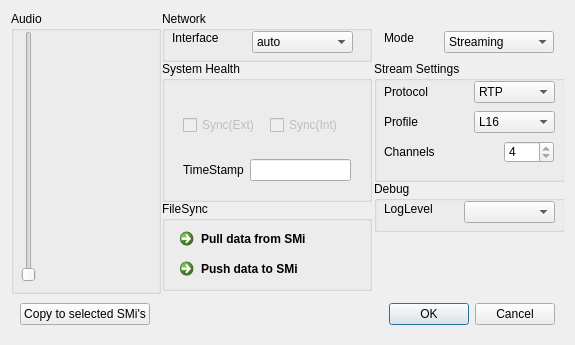
Before: the Qt Designer form WILMA/gui/UIs/SMconfig.ui in iem-projects/WILMAmix, drawn with Qt 5.
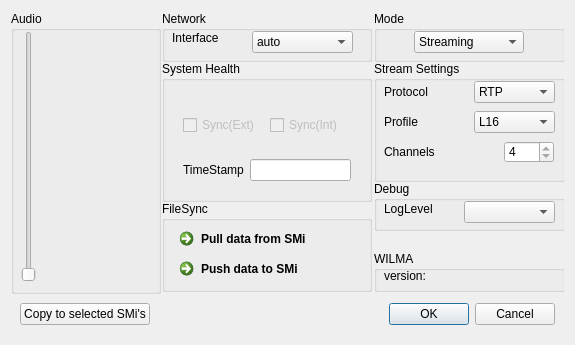
After: the same form once the commit is applied. Custom widgets are drawn as their Qt base class.

What changed in the file:
```diff
--- a/WILMA/gui/UIs/SMconfig.ui
+++ b/WILMA/gui/UIs/SMconfig.ui
@@ -247,7 +247,7 @@
            <x>1</x>
            <y>190</y>
            <width>210</width>
-           <height>90</height>
+           <height>91</height>
           </rect>
          </property>
          <property name="minimumSize">
@@ -317,44 +317,6 @@
           <height>16777215</height>
          </size>
         </property>
-        <widget class="QComboBox" name="modeSelector">
-         <property name="geometry">
-          <rect>
-           <x>70</x>
-           <y>20</y>
-           <width>110</width>
-           <height>22</height>
-          </rect>
-         </property>
-         <item>
-          <property name="text">
-           <string>Streaming</string>
-          </property>
-         </item>
-         <item>
-          <property name="text">
-           <string>Recording</string>
-          </property>
-         </item>
-         <item>
-          <property name="text">
-           <string>Processing</string>
-          </property>
-         </item>
-        </widget>
-        <widget class="QLabel" name="label_mode">
-         <property name="geometry">
-          <rect>
-           <x>10</x>
-           <y>20</y>
-           <width>52</width>
-           <height>13</height>
-          </rect>
-         </property>
-         <property name="text">
-          <string>Mode</string>
-         </property>
-        </widget>
         <widget class="QGroupBox" name="frameStreamSettings">
          <property name="geometry">
           <rect>
@@ -459,7 +421,7 @@
            <x>0</x>
            <y>170</y>
            <width>191</width>
-           <height>51</height>
+           <height>50</height>
           </rect>
          </property>
          <property name="title">
@@ -489,6 +451,86 @@
           </property>
          </widget>
         </widget>
+        <widget class="QGroupBox" name="frameWILMA">
+         <property name="geometry">
+          <rect>
+           <x>0</x>
+           <y>240</y>
+           <width>191</width>
+           <height>41</height>
+          </rect>
+         </property>
+         <property name="layoutDirection">
+          <enum>Qt::LeftToRight</enum>
+         </property>
+         <property name="title">
+          <string>WILMA</string>
+         </property>
+         <widget class="QLabel" name="label_versionLabel">
+          <property name="geometry">
+           <rect>
+            <x>10</x>
+            <y>15</y>
+            <width>52</width>
+            <height>20</height>
+           </rect>
+          </property>
+          <property name="text">
+           <string>version:</string>
+          </property>
+         </widget>
+         <widget class="QLabel" name="label_version">
+          <property name="geometry">
+           <rect>
+            <x>60</x>
+            <y>15</y>
+            <width>121</width>
+            <height>20</height>
+           </rect>
+          </property>
+          <property name="text">
+           <string/>
+          </property>
+         </widget>
+        </widget>
+        <widget class="QGroupBox" name="frameMode_2">
+         <property name="geometry">
+          <rect>
+           <x>0</x>
+           <y>0</y>
+           <width>191</width>
+           <height>51</height>
+          </rect>
+         </property>
+         <property name="title">
+          <string>Mode</string>
+         </property>
+         <widget class="QComboBox" name="modeSelector">
+          <property name="geometry">
+           <rect>
+            <x>40</x>
+            <y>20</y>
+            <width>110</width>
+            <height>22</height>
+           </rect>
+          </property>
+          <item>
+           <property name="text">
+            <string>Streaming</string>
+           </property>
+          </item>
+          <item>
+           <property name="text">
+            <string>Recording</string>
+           </property>
+          </item>
+          <item>
+           <property name="text">
+            <string>Processing</string>
+           </property>
+          </item>
+         </widget>
+        </widget>
        </widget>
       </item>
      </layout>
```
Left out of the diff: 4 changed lines with no effect on the pictures.
